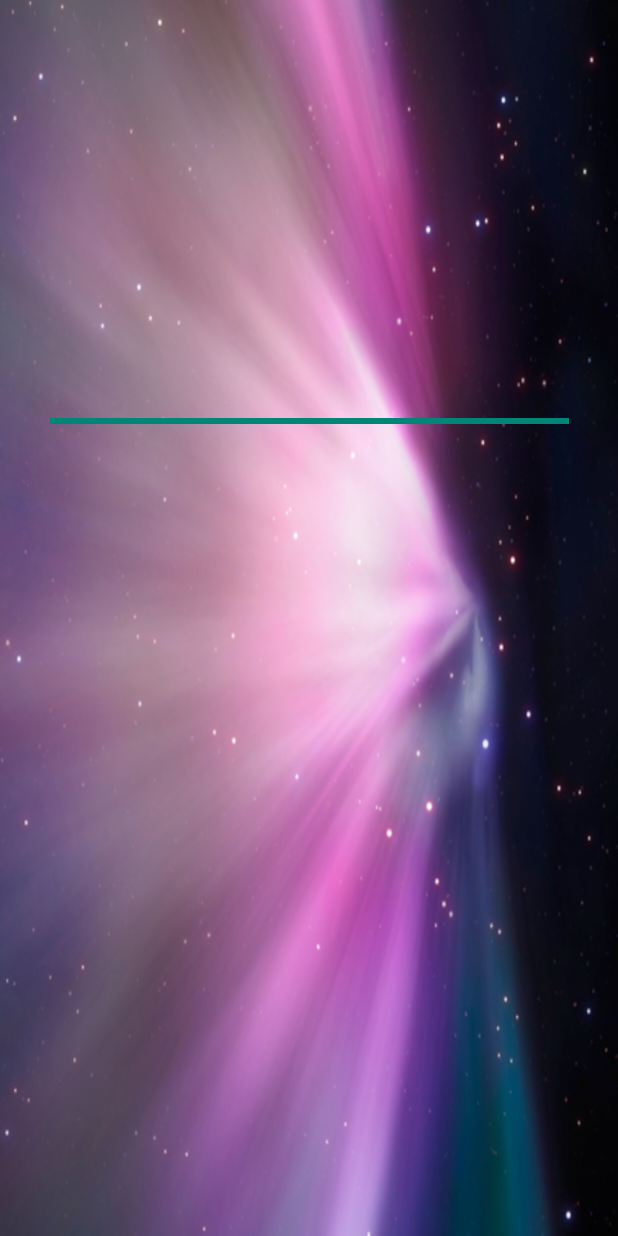
After one commit to swt369/MineSweeper, an Android app: the LoadingActivity screen opened directly, with no data from a screen before it, on a phone screen of 412 x 824 dp. The commit adds this screen. Run offline under Robolectric (Android 15) with nearby library versions, the phone set to English and light mode, and no system bars.

Commit message:
add loading activity(maybe useless?)

```diff
--- a/app/src/main/AndroidManifest.xml
+++ b/app/src/main/AndroidManifest.xml
@@ -3,6 +3,7 @@
     package="com.example.swt369.minesweeper">
 
     <application
+        android:name=".MineSweeperApplication"
         android:allowBackup="true"
         android:icon="@drawable/icon"
         android:label="@string/app_name"
@@ -10,6 +11,8 @@
         android:supportsRtl="true"
         android:theme="@style/Theme.AppCompat.Light.NoActionBar">
         <activity android:name=".MainActivity">
+        </activity>
+        <activity android:name=".LoadingActivity">
             <intent-filter>
                 <action android:name="android.intent.action.MAIN" />
 
--- a/app/src/main/java/com/example/swt369/minesweeper/CounterView.java
+++ b/app/src/main/java/com/example/swt369/minesweeper/CounterView.java
@@ -13,7 +13,7 @@ import android.view.View;
 
 abstract class CounterView extends View{
     private static final int MAX_NUM = 999;
-    Bitmap[] bitmapForNum = new Bitmap[10];
+    private static Bitmap[] bitmapForNum = new Bitmap[10];
     int width = 0;
     int height = 0;
     Rect[] rects = new Rect[3];
--- /dev/null
+++ b/app/src/main/res/layout/activity_loading.xml
@@ -0,0 +1,23 @@
+<?xml version="1.0" encoding="utf-8"?>
+<android.support.constraint.ConstraintLayout xmlns:android="http://schemas.android.com/apk/res/android"
+    xmlns:app="http://schemas.android.com/apk/res-auto"
+    xmlns:tools="http://schemas.android.com/tools"
+    android:layout_width="match_parent"
+    android:layout_height="match_parent"
+    tools:context="com.example.swt369.minesweeper.LoadingActivity"
+    android:background="@drawable/bg2">
+
+    <ProgressBar
+        android:id="@+id/progressBar"
+        style="?android:attr/progressBarStyleHorizontal"
+        android:layout_width="346dp"
+        android:layout_height="33dp"
+        app:layout_constraintTop_toTopOf="parent"
+        android:layout_marginTop="264dp"
+        android:layout_marginLeft="8dp"
+        app:layout_constraintLeft_toLeftOf="parent"
+        android:layout_marginRight="8dp"
+        app:layout_constraintRight_toRightOf="parent"
+        tools:layout_editor_absoluteY="270dp" />
+
+</android.support.constraint.ConstraintLayout>
```
Also changed, not shown: app/src/main/java/com/example/swt369/minesweeper/LoadingActivity.java (added, +116 -0 lines), app/src/main/java/com/example/swt369/minesweeper/MainActivity.java (+44 -29 lines), app/src/main/java/com/example/swt369/minesweeper/MineSweeperApplication.java (added, +18 -0 lines), app/src/main/res/drawable/bg2.jpg (added), 2 other files.
